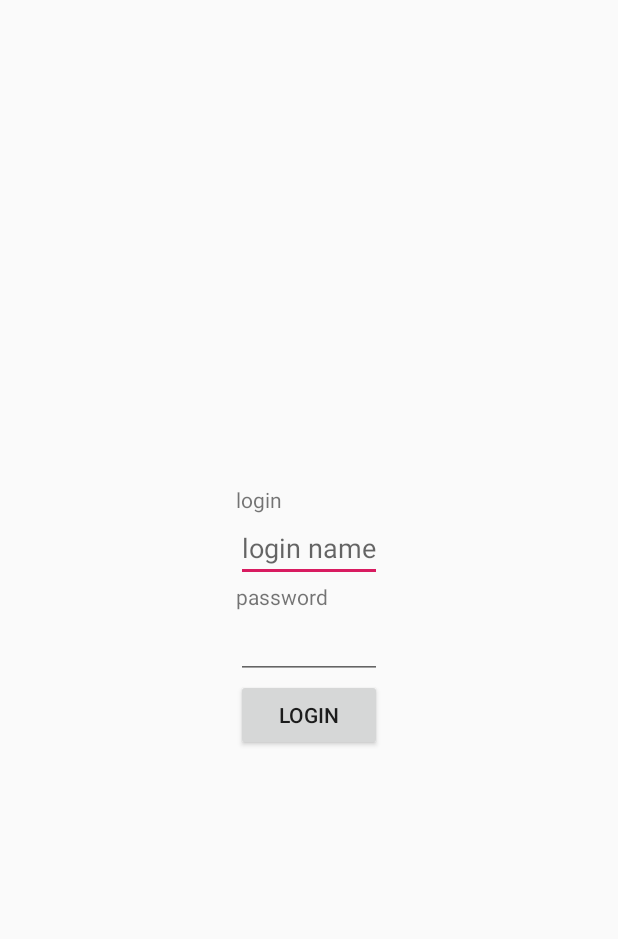
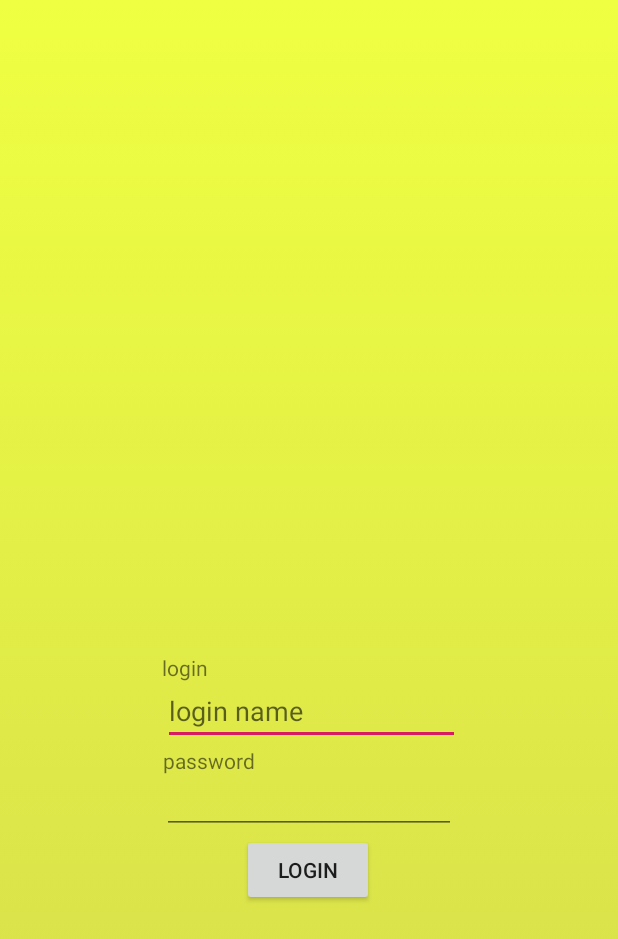
Before and after one commit to StevennTran/Mindfulness, an Android app: the layout activity_login.xml on its own in the app's theme, with its tools: preview values and no code run, on a phone screen of 412 x 824 dp. Shown: the top 939 px of the screen. Run offline under Robolectric (Android 15) with nearby library versions, the phone set to English and light mode, and no system bars.

Commit message:
Fixed the login, added background animation

```diff
--- a/app/src/main/AndroidManifest.xml
+++ b/app/src/main/AndroidManifest.xml
@@ -12,7 +12,9 @@
         android:theme="@style/AppTheme"
         tools:ignore="AllowBackup,GoogleAppIndexingWarning">
         <activity android:name=".MainActivity"></activity>
-        <activity android:name=".LoginActivity">
+        <activity android:name=".LoginActivity"
+            android:screenOrientation="portrait"
+            android:theme="@style/Theme.AppCompat.NoActionBar">
             <intent-filter>
                 <action android:name="android.intent.action.MAIN" />
 
--- a/app/src/main/java/com/example/mindfulness/LoginActivity.java
+++ b/app/src/main/java/com/example/mindfulness/LoginActivity.java
@@ -1,15 +1,18 @@
 package com.example.mindfulness;
 
 import androidx.appcompat.app.AppCompatActivity;
+import androidx.constraintlayout.widget.ConstraintLayout;
 
 import android.content.Context;
 import android.content.Intent;
 import android.content.SharedPreferences;
+import android.graphics.drawable.AnimationDrawable;
 import android.os.Bundle;
 import android.util.Log;
 import android.view.View;
 import android.widget.Button;
 import android.widget.EditText;
+import android.widget.LinearLayout;
 
 public class LoginActivity extends AppCompatActivity {
 
@@ -17,6 +20,14 @@ public class LoginActivity extends AppCompatActivity {
     protected void onCreate(Bundle savedInstanceState) {
         super.onCreate(savedInstanceState);
         setContentView(R.layout.activity_login);
+
+        ConstraintLayout background = findViewById(R.id.background);
+        AnimationDrawable animation = (AnimationDrawable) background.getBackground();
+
+        animation.setEnterFadeDuration(0);
+        animation.setExitFadeDuration(3000);
+
+        animation.start();
 
         final Button loginButton = findViewById(R.id.loginButton);
 
--- a/app/src/main/java/com/example/mindfulness/MainActivity.java
+++ b/app/src/main/java/com/example/mindfulness/MainActivity.java
@@ -2,7 +2,9 @@ package com.example.mindfulness;
 
 import androidx.appcompat.app.AppCompatActivity;
 
+import android.graphics.drawable.AnimationDrawable;
 import android.os.Bundle;
+import android.widget.LinearLayout;
 
 public class MainActivity extends AppCompatActivity {
 
@@ -10,6 +12,7 @@ public class MainActivity extends AppCompatActivity {
     protected void onCreate(Bundle savedInstanceState) {
         super.onCreate(savedInstanceState);
         setContentView(R.layout.activity_main);
+
     }
 
 
--- /dev/null
+++ b/app/src/main/res/drawable/background_animation.xml
@@ -0,0 +1,13 @@
+<?xml version="1.0" encoding="utf-8"?>
+<animation-list xmlns:android="http://schemas.android.com/apk/res/android">
+
+    <item android:drawable="@drawable/layer_one"
+        android:duration="3000"/>
+    <item android:drawable="@drawable/layer_two"
+        android:duration="3000"/>
+    <item android:drawable="@drawable/layer_three"
+        android:duration="3000"/>
+
+
+
+</animation-list>
--- /dev/null
+++ b/app/src/main/res/drawable/layer_one.xml
@@ -0,0 +1,8 @@
+<?xml version="1.0" encoding="utf-8"?>
+<shape xmlns:android="http://schemas.android.com/apk/res/android">
+
+    <gradient android:startColor="#EFFF41"
+        android:endColor="#d4db4d"
+        android:angle="-90"/>
+
+</shape>
--- /dev/null
+++ b/app/src/main/res/drawable/layer_three.xml
@@ -0,0 +1,8 @@
+<?xml version="1.0" encoding="utf-8"?>
+<shape xmlns:android="http://schemas.android.com/apk/res/android">
+
+    <gradient android:startColor="#FF4157"
+        android:endColor="#DB4D4D"
+        android:angle="-90"/>
+
+</shape>
--- /dev/null
+++ b/app/src/main/res/drawable/layer_two.xml
@@ -0,0 +1,8 @@
+<?xml version="1.0" encoding="utf-8"?>
+<shape xmlns:android="http://schemas.android.com/apk/res/android">
+
+    <gradient android:startColor="#4171FF"
+        android:endColor="#4D6CDB"
+        android:angle="-90"/>
+
+</shape>
--- a/app/src/main/res/layout/activity_login.xml
+++ b/app/src/main/res/layout/activity_login.xml
@@ -1,37 +1,66 @@
 <?xml version="1.0" encoding="utf-8"?>
-<LinearLayout xmlns:android="http://schemas.android.com/apk/res/android"
+<androidx.constraintlayout.widget.ConstraintLayout xmlns:android="http://schemas.android.com/apk/res/android"
+    xmlns:app="http://schemas.android.com/apk/res-auto"
     xmlns:tools="http://schemas.android.com/tools"
-    android:layout_width="wrap_content"
-    android:layout_height="wrap_content"
+    android:id="@+id/background"
+    android:layout_width="match_parent"
+    android:layout_height="match_parent"
+    android:layout_gravity="center"
+    android:background="@drawable/background_animation"
     android:orientation="vertical"
-    android:layout_gravity="center"
     tools:context=".LoginActivity">
 
-    <TextView
-        android:layout_width="match_parent"
-        android:layout_height="match_parent"
-        android:text="@string/LoginText" />
 
     <EditText
         android:id="@+id/emailText"
-        android:layout_width="match_parent"
-        android:layout_height="match_parent"
+        android:layout_width="198dp"
+        android:layout_height="42dp"
+        android:layout_marginBottom="16dp"
         android:hint="login name"
-        android:inputType="textEmailAddress" />
-
-    <TextView
-        android:layout_width="match_parent"
-        android:layout_height="match_parent"
-        android:text="@string/PasswordText" />
-
-    <EditText
-        android:layout_width="match_parent"
-        android:layout_height="match_parent"
-        android:inputType="textPassword" />
+        android:inputType="textEmailAddress"
+        app:layout_constraintBottom_toTopOf="@+id/editText"
+        app:layout_constraintEnd_toEndOf="parent"
+        app:layout_constraintHorizontal_bias="0.507"
+        app:layout_constraintStart_toStartOf="parent"
+        app:layout_constraintTop_toTopOf="parent"
+        app:layout_constraintVertical_bias="0.991" />
 
     <Button
         android:id="@+id/loginButton"
-        android:layout_width="match_parent"
-        android:layout_height="match_parent"
-        android:text="@string/LoginText" />
-</LinearLayout>
+        android:layout_width="wrap_content"
+        android:layout_height="wrap_content"
+        android:layout_marginBottom="220dp"
+        android:text="@string/LoginText"
+        app:layout_constraintBottom_toBottomOf="parent"
+        app:layout_constraintEnd_toEndOf="parent"
+        app:layout_constraintHorizontal_bias="0.498"
+        app:layout_constraintStart_toStartOf="parent" />
+
+    <TextView
+        android:layout_width="wrap_content"
+        android:layout_height="wrap_content"
+        android:text="@string/LoginText"
+        app:layout_constraintBottom_toTopOf="@+id/emailText"
+        app:layout_constraintEnd_toEndOf="parent"
+        app:layout_constraintHorizontal_bias="0.284"
+        app:layout_constraintStart_toStartOf="parent" />
+
+    <EditText
+        android:id="@+id/editText"
+        android:layout_width="196dp"
+        android:layout_height="39dp"
+        android:inputType="textPassword"
+        app:layout_constraintBottom_toTopOf="@+id/loginButton"
+        app:layout_constraintEnd_toEndOf="parent"
+        app:layout_constraintStart_toStartOf="parent" />
+
+    <TextView
+        android:layout_width="wrap_content"
+        android:layout_height="wrap_content"
+        android:text="@string/PasswordText"
+        app:layout_constraintBottom_toTopOf="@+id/editText"
+        app:layout_constraintEnd_toEndOf="parent"
+        app:layout_constraintHorizontal_bias="0.309"
+        app:layout_constraintStart_toStartOf="parent" />
+
+</androidx.constraintlayout.widget.ConstraintLayout>
```
